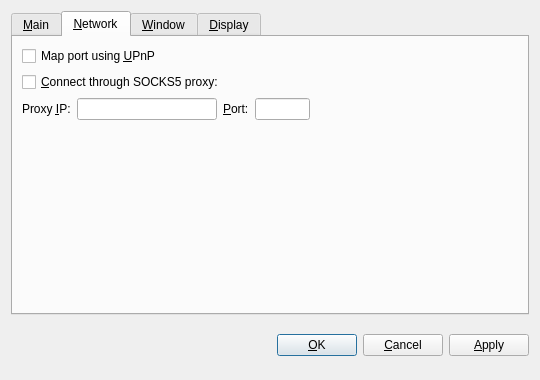
The window that src/qt/forms/optionsdialog.ui (galaxycash/galaxycash) describes before a commit, drawn with Qt 5.
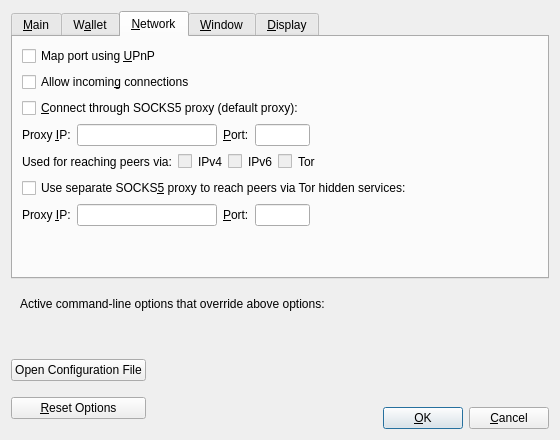
The same window after the commit. The open tabs and pages were chosen to show the change. Custom widgets are drawn as their Qt base class.

```diff
--- a/src/qt/forms/optionsdialog.ui
+++ b/src/qt/forms/optionsdialog.ui
@@ -6,8 +6,8 @@
    <rect>
     <x>0</x>
     <y>0</y>
-    <width>540</width>
-    <height>380</height>
+    <width>560</width>
+    <height>440</height>
    </rect>
   </property>
   <property name="windowTitle">
@@ -19,9 +19,6 @@
   <layout class="QVBoxLayout" name="verticalLayout">
    <item>
     <widget class="QTabWidget" name="tabWidget">
-     <property name="tabPosition">
-      <enum>QTabWidget::North</enum>
-     </property>
      <property name="currentIndex">
       <number>0</number>
      </property>
@@ -31,38 +28,55 @@
       </attribute>
       <layout class="QVBoxLayout" name="verticalLayout_Main">
        <item>
-        <widget class="QLabel" name="transactionFeeInfoLabel">
+        <widget class="QCheckBox" name="bitcoinAtStartup">
+         <property name="toolTip">
+          <string>Automatically start %1 after logging in to the system.</string>
+         </property>
          <property name="text">
-          <string>Optional transaction fee per kB that helps make sure your transactions are processed quickly. Most transactions are 1 kB. Fee 0.01 recommended.</string>
+          <string>&amp;Start %1 on system login</string>
          </property>
-         <property name="textFormat">
-          <enum>Qt::PlainText</enum>
+        </widget>
+       </item>
+       <item>
+        <widget class="QCheckBox" name="checkpointEnforce">
+         <property name="toolTip">
+          <string>Check this box to follow the centrally issued checkpoints.</string>
          </property>
-         <property name="wordWrap">
-          <bool>true</bool>
+         <property name="text">
+          <string>Enforce checkpoints</string>
          </property>
         </widget>
        </item>
        <item>
-        <layout class="QHBoxLayout" name="horizontalLayoutFee">
+        <layout class="QHBoxLayout" name="horizontalLayout_2_Main">
          <item>
-          <widget class="QLabel" name="transactionFeeLabel">
+          <widget class="QLabel" name="databaseCacheLabel">
            <property name="text">
-            <string>Pay transaction &amp;fee</string>
+            <string>Size of &amp;database cache</string>
            </property>
            <property name="textFormat">
             <enum>Qt::PlainText</enum>
            </property>
            <property name="buddy">
-            <cstring>transactionFee</cstring>
+            <cstring>databaseCache</cstring>
            </property>
           </widget>
          </item>
          <item>
-          <widget class="GalaxyCashAmountField" name="transactionFee"/>
+          <widget class="QSpinBox" name="databaseCache"/>
          </item>
          <item>
-          <spacer name="horizontalSpacerFee">
+          <widget class="QLabel" name="databaseCacheUnitLabel">
+           <property name="text">
+            <string>MB</string>
+           </property>
+           <property name="textFormat">
+            <enum>Qt::PlainText</enum>
+           </property>
+          </widget>
+         </item>
+         <item>
+          <spacer name="horizontalSpacer_2_Main">
            <property name="orientation">
             <enum>Qt::Horizontal</enum>
            </property>
@@ -77,38 +91,29 @@
         </layout>
        </item>
        <item>
-        <widget class="QLabel" name="reserveBalanceInfoLabel">
-         <property name="text">
-          <string>Reserved amount does not participate in staking and is therefore spendable at any time.</string>
-         </property>
-         <property name="textFormat">
-          <enum>Qt::PlainText</enum>
-         </property>
-         <property name="wordWrap">
-          <bool>true</bool>
-         </property>
-        </widget>
-       </item>
-       <item>
-        <layout class="QHBoxLayout" name="horizontalLayoutReserveBalance">
+        <layout class="QHBoxLayout" name="horizontalLayout_3_Main">
          <item>
-          <widget class="QLabel" name="reserveBalanceLabel">
+          <widget class="QLabel" name="threadsScriptVerifLabel">
            <property name="text">
-            <string>Reserve</string>
+            <string>Number of script &amp;verification threads</string>
            </property>
            <property name="textFormat">
             <enum>Qt::PlainText</enum>
            </property>
            <property name="buddy">
-            <cstring>reserveBalance</cstring>
+            <cstring>threadsScriptVerif</cstring>
            </property>
           </widget>
          </item>
          <item>
-          <widget class="GalaxyCashAmountField" name="reserveBalance"/>
+          <widget class="QSpinBox" name="threadsScriptVerif">
+           <property name="toolTip">
+            <string>(0 = auto, &lt;0 = leave that many cores free)</string>
+           </property>
+          </widget>
          </item>
          <item>
-          <spacer name="horizontalSpacerReserveBalance">
+          <spacer name="horizontalSpacer_3_Main">
            <property name="orientation">
             <enum>Qt::Horizontal</enum>
            </property>
@@ -122,16 +127,6 @@
          </item>
         </layout>
        </item>
-       <item>
-        <widget class="QCheckBox" name="galaxycashAtStartup">
-         <property name="toolTip">
-          <string>Automatically start GalaxyCash after logging in to the system.</string>
-         </property>
-         <property name="text">
-          <string>&amp;Start GalaxyCash on system login</string>
-         </property>
-        </widget>
-       </item>
        <item>
         <spacer name="verticalSpacer_Main">
          <property name="orientation">
@@ -147,6 +142,55 @@
        </item>
       </layout>
      </widget>
+     <widget class="QWidget" name="tabWallet">
+      <attribute name="title">
+       <string>W&amp;allet</string>
+      </attribute>
+      <layout class="QVBoxLayout" name="verticalLayout_Wallet">
+       <item>
+        <widget class="QGroupBox" name="groupBox">
+         <property name="title">
+          <string>Expert</string>
+         </property>
+         <layout class="QVBoxLayout" name="verticalLayout_2">
+          <item>
+           <widget class="QCheckBox" name="coinControlFeatures">
+            <property name="toolTip">
+             <string>Whether to show coin control features or not.</string>
+            </property>
+            <property name="text">
+             <string>Enable coin &amp;control features</string>
+            </property>
+           </widget>
+          </item>
+          <item>
+           <widget class="QCheckBox" name="spendZeroConfChange">
+            <property name="toolTip">
+             <string>If you disable the spending of unconfirmed change, the change from a transaction cannot be used until that transaction has at least one confirmation. This also affects how your balance is computed.</string>
+            </property>
+            <property name="text">
+             <string>&amp;Spend unconfirmed change</string>
+            </property>
+           </widget>
+          </item>
+         </layout>
+        </widget>
+       </item>
+       <item>
+        <spacer name="verticalSpacer_Wallet">
+         <property name="orientation">
+          <enum>Qt::Vertical</enum>
+         </property>
+         <property name="sizeHint" stdset="0">
+          <size>
+           <width>20</width>
+           <height>40</height>
+          </size>
+         </property>
+        </spacer>
+       </item>
+      </layout>
+     </widget>
      <widget class="QWidget" name="tabNetwork">
       <attribute name="title">
        <string>&amp;Network</string>
@@ -162,18 +206,28 @@
          </property>
         </widget>
        </item>
+       <item>
+        <widget class="QCheckBox" name="allowIncoming">
+         <property name="toolTip">
+          <string>Accept connections from outside.</string>
+         </property>
+         <property name="text">
+          <string>Allow incomin&amp;g connections</string>
+         </property>
+        </widget>
+       </item>
        <item>
         <widget class="QCheckBox" name="connectSocks">
          <property name="toolTip">
-          <string>Connect to the GalaxyCash network through a SOCKS5 proxy (e.g. when connecting through Tor).</string>
+          <string>Connect to the GalaxyCash network through a SOCKS5 proxy.</string>
          </property>
          <property name="text">
-          <string>&amp;Connect through SOCKS5 proxy:</string>
+          <string>&amp;Connect through SOCKS5 proxy (default proxy):</string>
          </property>
         </widget>
        </item>
        <item>
-        <layout class="QHBoxLayout" name="horizontalLayout_Network">
+        <layout class="QHBoxLayout" name="horizontalLayout_1_Network">
          <item>
           <widget class="QLabel" name="proxyIpLabel">
            <property name="text">
@@ -189,6 +243,12 @@
          </item>
          <item>
           <widget class="QValidatedLineEdit" name="proxyIp">
+           <property name="minimumSize">
+            <size>
+             <width>140</width>
+             <height>0</height>
+            </size>
+           </property>
            <property name="maximumSize">
             <size>
              <width>140</width>
@@ -196,7 +256,7 @@
             </size>
            </property>
            <property name="toolTip">
-            <string>IP address of the proxy (e.g. 127.0.0.1)</string>
+            <string>IP address of the proxy (e.g. IPv4: 127.0.0.1 / IPv6: ::1)</string>
            </property>
           </widget>
          </item>
@@ -215,6 +275,12 @@
          </item>
          <item>
           <widget class="QLineEdit" name="proxyPort">
+           <property name="minimumSize">
+            <size>
+             <width>55</width>
+             <height>0</height>
+            </size>
+           </property>
            <property name="maximumSize">
             <size>
              <width>55</width>
@@ -227,7 +293,194 @@
           </widget>
          </item>
          <item>
-          <spacer name="horizontalSpacer_Network">
+          <spacer name="horizontalSpacer_1_Network">
+           <property name="orientation">
+            <enum>Qt::Horizontal</enum>
+           </property>
+           <property name="sizeHint" stdset="0">
+            <size>
+             <width>40</width>
+             <height>20</height>
+            </size>
+           </property>
+          </spacer>
+         </item>
+        </layout>
+       </item>
+       <item>
+        <layout class="QHBoxLayout" name="horizontalLayout_2_Network">
+         <item>
+          <widget class="QLabel" name="proxyActiveNets">
+           <property name="text">
+            <string>Used for reaching peers via:</string>
+           </property>
+           <property name="textFormat">
+            <enum>Qt::PlainText</enum>
+           </property>
+          </widget>
+         </item>
+         <item>
+          <widget class="QCheckBox" name="proxyReachIPv4">
+           <property name="enabled">
+            <bool>false</bool>
+           </property>
+           <property name="toolTip">
+            <string>Shows if the supplied default SOCKS5 proxy is used to reach peers via this network type.</string>
+           </property>
+           <property name="text">
+            <string/>
+           </property>
+          </widget>
+         </item>
+         <item>
+          <widget class="QLabel" name="proxyReachIPv4Label">
+           <property name="text">
+            <string>IPv4</string>
+           </property>
+           <property name="textFormat">
+            <enum>Qt::PlainText</enum>
+           </property>
+          </widget>
+         </item>
+         <item>
+          <widget class="QCheckBox" name="proxyReachIPv6">
+           <property name="enabled">
+            <bool>false</bool>
+           </property>
+           <property name="toolTip">
+            <string>Shows if the supplied default SOCKS5 proxy is used to reach peers via this network type.</string>
+           </property>
+           <property name="text">
+            <string/>
+           </property>
+          </widget>
+         </item>
+         <item>
+          <widget class="QLabel" name="proxyReachIPv6Label">
+           <property name="text">
+            <string>IPv6</string>
+           </property>
+           <property name="textFormat">
+            <enum>Qt::PlainText</enum>
+           </property>
+          </widget>
+         </item>
+         <item>
+          <widget class="QCheckBox" name="proxyReachTor">
+           <property name="enabled">
+            <bool>false</bool>
+           </property>
+           <property name="toolTip">
+            <string>Shows if the supplied default SOCKS5 proxy is used to reach peers via this network type.</string>
+           </property>
+           <property name="text">
+            <string/>
+           </property>
+          </widget>
+         </item>
+         <item>
+          <widget class="QLabel" name="proxyReachTorLabel">
+           <property name="text">
+            <string>Tor</string>
+           </property>
+           <property name="textFormat">
+            <enum>Qt::PlainText</enum>
+           </property>
+          </widget>
+         </item>
+         <item>
+          <spacer name="horizontalSpacer_2_Network">
+           <property name="orientation">
+            <enum>Qt::Horizontal</enum>
+           </property>
+           <property name="sizeHint" stdset="0">
+            <size>
+             <width>40</width>
+             <height>20</height>
+            </size>
+           </property>
+          </spacer>
+         </item>
+        </layout>
+       </item>
+       <item>
+        <widget class="QCheckBox" name="connectSocksTor">
+         <property name="toolTip">
+          <string>Connect to the GalaxyCash network through a separate SOCKS5 proxy for Tor hidden services.</string>
+         </property>
+         <property name="text">
+          <string>Use separate SOCKS&amp;5 proxy to reach peers via Tor hidden services:</string>
+         </property>
+        </widget>
+       </item>
+       <item>
+        <layout class="QHBoxLayout" name="horizontalLayout_3_Network">
+         <item>
+          <widget class="QLabel" name="proxyIpTorLabel">
+           <property name="text">
+            <string>Proxy &amp;IP:</string>
+           </property>
+           <property name="textFormat">
+            <enum>Qt::PlainText</enum>
+           </property>
+           <property name="buddy">
+            <cstring>proxyIpTor</cstring>
+           </property>
+          </widget>
+         </item>
+         <item>
+          <widget class="QValidatedLineEdit" name="proxyIpTor">
+           <property name="minimumSize">
+            <size>
+             <width>140</width>
+             <height>0</height>
+            </size>
+           </property>
+           <property name="maximumSize">
+            <size>
+             <width>140</width>
+             <height>16777215</height>
+            </size>
+           </property>
+           <property name="toolTip">
+            <string>IP address of the proxy (e.g. IPv4: 127.0.0.1 / IPv6: ::1)</string>
+           </property>
+          </widget>
+         </item>
+         <item>
+          <widget class="QLabel" name="proxyPortTorLabel">
+           <property name="text">
+            <string>&amp;Port:</string>
+           </property>
+           <property name="textFormat">
+            <enum>Qt::PlainText</enum>
+           </property>
+           <property name="buddy">
+            <cstring>proxyPortTor</cstring>
+           </property>
+          </widget>
+         </item>
+         <item>
+          <widget class="QLineEdit" name="proxyPortTor">
+           <property name="minimumSize">
+            <size>
+             <width>55</width>
+             <height>0</height>
+            </size>
+           </property>
+           <property name="maximumSize">
+            <size>
+             <width>55</width>
+             <height>16777215</height>
+            </size>
+           </property>
+           <property name="toolTip">
+            <string>Port of the proxy (e.g. 9050)</string>
+           </property>
+          </widget>
+         </item>
+         <item>
+          <spacer name="horizontalSpacer_4_Network">
            <property name="orientation">
             <enum>Qt::Horizontal</enum>
            </property>
@@ -261,6 +514,16 @@
        <string>&amp;Window</string>
       </attribute>
       <layout class="QVBoxLayout" name="verticalLayout_Window">
+       <item>
+        <widget class="QCheckBox" name="hideTrayIcon">
+         <property name="toolTip">
+          <string>Hide the icon from the system tray.</string>
+         </property>
+         <property name="text">
+          <string>&amp;Hide tray icon</string>
+         </property>
+        </widget>
+       </item>
        <item>
         <widget class="QCheckBox" name="minimizeToTray">
          <property name="toolTip">
@@ -274,7 +537,7 @@
        <item>
         <widget class="QCheckBox" name="minimizeOnClose">
          <property name="toolTip">
-          <string>Minimize instead of exit the application when the window is closed. When this option is enabled, the application will be closed only after selecting Quit in the menu.</string>
+          <string>Minimize instead of exit the application when the window is closed. When this option is enabled, the application will be closed only after selecting Exit in the menu.</string>
          </property>
          <property name="text">
           <string>M&amp;inimize on close</string>
@@ -319,7 +582,7 @@
          <item>
           <widget class="QValueComboBox" name="lang">
            <property name="toolTip">
-            <string>The user interface language can be set here. This setting will take effect after restarting GalaxyCash.</string>
+            <string>The user interface language can be set here. This setting will take effect after restarting %1.</string>
            </property>
           </widget>
          </item>
@@ -350,14 +613,28 @@
         </layout>
        </item>
        <item>
-        <widget class="QCheckBox" name="coinControlFeatures">
-         <property name="toolTip">
-          <string>Whether to show coin control features or not.</string>
-         </property>
-         <property name="text">
-          <string>Display coin &amp;control features (experts only!)</string>
-         </property>
-        </widget>
+        <layout class="QHBoxLayout" name="horizontalLayout_3_Display">
+         <item>
+          <widget class="QLabel" name="thirdPartyTxUrlsLabel">
+           <property name="toolTip">
+            <string>Third party URLs (e.g. a block explorer) that appear in the transactions tab as context menu items. %s in the URL is replaced by transaction hash. Multiple URLs are separated by vertical bar |.</string>
+           </property>
+           <property name="text">
+            <string>&amp;Third party transaction URLs</string>
+           </property>
+           <property name="buddy">
+            <cstring>thirdPartyTxUrls</cstring>
+           </property>
+          </widget>
+         </item>
+         <item>
+          <widget class="QLineEdit" name="thirdPartyTxUrls">
+           <property name="toolTip">
+            <string>Third party URLs (e.g. a block explorer) that appear in the transactions tab as context menu items. %s in the URL is replaced by transaction hash. Multiple URLs are separated by vertical bar |.</string>
+           </property>
+          </widget>
+         </item>
+        </layout>
        </item>
        <item>
         <spacer name="verticalSpacer_Display">
@@ -376,8 +653,84 @@
      </widget>
     </widget>
    </item>
+   <item>
+    <widget class="QFrame" name="frame">
+     <layout class="QVBoxLayout" name="verticalLayout_Bottom">
+      <item>
+       <layout class="QHBoxLayout" name="horizontalLayout_Bottom">
+        <item>
+         <widget class="QLabel" name="overriddenByCommandLineInfoLabel">
+          <property name="text">
+           <string>Active command-line options that override above options:</string>
+          </property>
+          <property name="textFormat">
+           <enum>Qt::PlainText</enum>
+          </property>
+         </widget>
+        </item>
+        <item>
+         <spacer name="horizontalSpacer_Bottom">
+          <property name="orientation">
+           <enum>Qt::Horizontal</enum>
+          </property>
+          <property name="sizeHint" stdset="0">
+           <size>
+            <width>40</width>
+            <height>20</height>
+           </size>
+          </property>
+         </spacer>
+        </item>
+       </layout>
+      </item>
+      <item>
+       <widget class="QLabel" name="overriddenByCommandLineLabel">
+        <property name="text">
+         <string/>
+        </property>
+        <property name="textFormat">
+         <enum>Qt::PlainText</enum>
+        </property>
+        <property name="wordWrap">
+         <bool>true</bool>
+        </property>
+       </widget>
+      </item>
+     </layout>
+    </widget>
+   </item>
    <item>
     <layout class="QHBoxLayout" name="horizontalLayout_Buttons">
+     <item>
+      <layout class="QVBoxLayout" name="verticalLayout_Buttons">
+       <item>
+        <widget class="QPushButton" name="openBitcoinConfButton">
+         <property name="toolTip">
+          <string>Open the %1 configuration file from the working directory.</string>
+         </property>
+         <property name="text">
+          <string>Open Configuration File</string>
+         </property>
+         <property name="autoDefault">
+          <bool>false</bool>
+         </property>
+        </widget>
+       </item>
+       <item>
+        <widget class="QPushButton" name="resetButton">
+         <property name="toolTip">
+          <string>Reset all client options to default.</string>
+         </property>
+         <property name="text">
+          <string>&amp;Reset Options</string>
+         </property>
+         <property name="autoDefault">
+          <bool>false</bool>
+         </property>
+        </widget>
+       </item>
+      </layout>
+     </item>
      <item>
       <spacer name="horizontalSpacer_1">
        <property name="orientation">
@@ -393,6 +746,12 @@
      </item>
      <item>
       <widget class="QLabel" name="statusLabel">
+       <property name="minimumSize">
+        <size>
+         <width>200</width>
+         <height>0</height>
+        </size>
+       </property>
        <property name="font">
         <font>
          <weight>75</weight>
@@ -424,51 +783,63 @@
       </spacer>
      </item>
      <item>
-      <widget class="QPushButton" name="okButton">
-       <property name="text">
-        <string>&amp;OK</string>
-       </property>
-      </widget>
-     </item>
-     <item>
-      <widget class="QPushButton" name="cancelButton">
-       <property name="text">
-        <string>&amp;Cancel</string>
-       </property>
-       <property name="autoDefault">
-        <bool>false</bool>
-       </property>
-      </widget>
-     </item>
-     <item>
-      <widget class="QPushButton" name="applyButton">
-       <property name="text">
-        <string>&amp;Apply</string>
-       </property>
-       <property name="autoDefault">
-        <bool>false</bool>
-       </property>
-      </widget>
+      <layout class="QVBoxLayout" name="verticalLayout_4">
+       <item>
+        <spacer name="verticalSpacer">
+         <property name="orientation">
+          <enum>Qt::Vertical</enum>
+         </property>
+         <property name="sizeHint" stdset="0">
+          <size>
+           <width>20</width>
+           <height>40</height>
+          </size>
+         </property>
+        </spacer>
+       </item>
+       <item>
+        <layout class="QHBoxLayout" name="horizontalLayout">
+         <item>
+          <widget class="QPushButton" name="okButton">
+           <property name="text">
+            <string>&amp;OK</string>
+           </property>
+           <property name="autoDefault">
+            <bool>false</bool>
+           </property>
+           <property name="default">
+            <bool>true</bool>
+           </property>
+          </widget>
+         </item>
+         <item>
+          <widget class="QPushButton" name="cancelButton">
+           <property name="text">
+            <string>&amp;Cancel</string>
+           </property>
+           <property name="autoDefault">
+            <bool>false</bool>
+           </property>
+          </widget>
+         </item>
+        </layout>
+       </item>
+      </layout>
      </item>
     </layout>
    </item>
   </layout>
  </widget>
  <customwidgets>
-  <customwidget>
-   <class>GalaxyCashAmountField</class>
-   <extends>QSpinBox</extends>
-   <header>galaxycashamountfield.h</header>
-  </customwidget>
-  <customwidget>
-   <class>QValueComboBox</class>
-   <extends>QComboBox</extends>
-   <header>qvaluecombobox.h</header>
-  </customwidget>
   <customwidget>
    <class>QValidatedLineEdit</class>
    <extends>QLineEdit</extends>
-   <header>qvalidatedlineedit.h</header>
+   <header>qt/qvalidatedlineedit.h</header>
+  </customwidget>
+  <customwidget>
+   <class>QValueComboBox</class>
+   <extends>QComboBox</extends>
+   <header>qt/qvaluecombobox.h</header>
   </customwidget>
  </customwidgets>
  <resources/>
```
